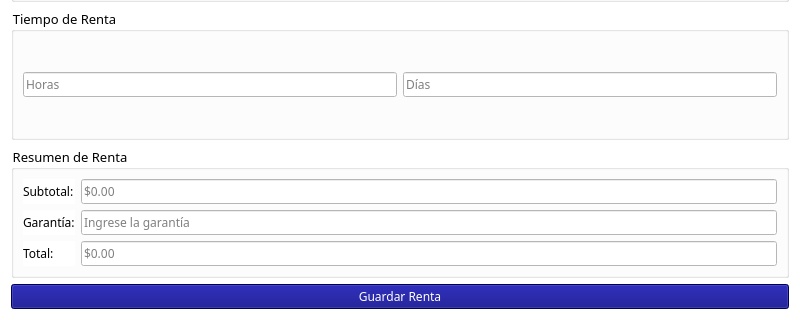
Qt form src/views/renta.ui (contrerasalexa/SRB) before a commit; both pictures show x 0 to 800 and y 280 to 600 of the 800 by 600 pixel window.
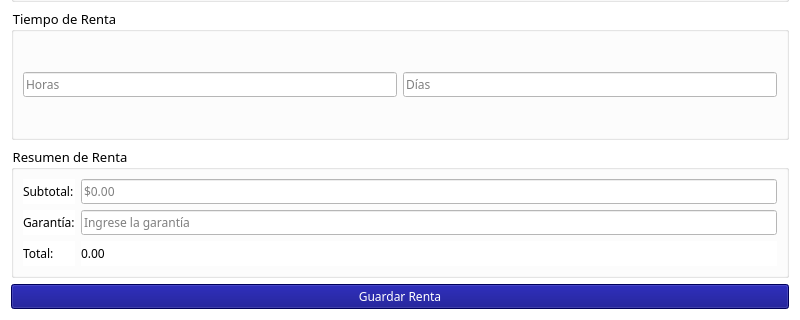
The same form after that commit. Icons and pictures are not drawn.

Commit message: cambios en renta

```diff
--- a/src/views/renta.ui
+++ b/src/views/renta.ui
@@ -235,14 +235,14 @@
        </widget>
       </item>
       <item row="2" column="1">
-       <widget class="QLineEdit" name="lineTotal">
+       <widget class="QLabel" name="valueTotal">
         <property name="font">
          <font>
           <family>Utendo</family>
          </font>
         </property>
-        <property name="placeholderText">
-         <string>$0.00</string>
+        <property name="text">
+         <string>0.00</string>
         </property>
        </widget>
       </item>
```
The commit also changes 3 other files.
